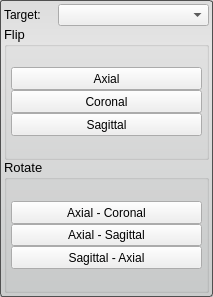
Before: the Qt Designer form src/Interface/ToolInterface/FlipToolInterface.ui in SCIInstitute/Seg3D, drawn with Qt 5.
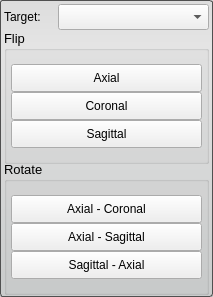
After: the same form once the commit is applied.

The edit to the form file:
```diff
--- a/src/Interface/ToolInterface/FlipToolInterface.ui
+++ b/src/Interface/ToolInterface/FlipToolInterface.ui
@@ -77,6 +77,12 @@
          <verstretch>0</verstretch>
         </sizepolicy>
        </property>
+       <property name="minimumSize">
+        <size>
+         <width>0</width>
+         <height>26</height>
+        </size>
+       </property>
        <property name="sizeAdjustPolicy">
         <enum>QComboBox::AdjustToMinimumContentsLength</enum>
        </property>
@@ -135,10 +141,16 @@
         </property>
         <item>
          <widget class="QPushButton" name="flipAxialButton">
+          <property name="minimumSize">
+           <size>
+            <width>0</width>
+            <height>28</height>
+           </size>
+          </property>
           <property name="maximumSize">
            <size>
             <width>16777215</width>
-            <height>23</height>
+            <height>28</height>
            </size>
           </property>
           <property name="toolTip">
@@ -151,10 +163,16 @@
         </item>
         <item>
          <widget class="QPushButton" name="flipCoronalButton">
+          <property name="minimumSize">
+           <size>
+            <width>0</width>
+            <height>28</height>
+           </size>
+          </property>
           <property name="maximumSize">
            <size>
             <width>16777215</width>
-            <height>23</height>
+            <height>28</height>
            </size>
           </property>
           <property name="toolTip">
@@ -167,10 +185,16 @@
         </item>
         <item>
          <widget class="QPushButton" name="flipSagittalButton">
+          <property name="minimumSize">
+           <size>
+            <width>0</width>
+            <height>28</height>
+           </size>
+          </property>
           <property name="maximumSize">
            <size>
             <width>16777215</width>
-            <height>23</height>
+            <height>28</height>
            </size>
           </property>
           <property name="toolTip">
@@ -234,10 +258,16 @@
         </property>
         <item>
          <widget class="QPushButton" name="rotateACButton">
+          <property name="minimumSize">
+           <size>
+            <width>0</width>
+            <height>28</height>
+           </size>
+          </property>
           <property name="maximumSize">
            <size>
             <width>16777215</width>
-            <height>23</height>
+            <height>28</height>
            </size>
           </property>
           <property name="toolTip">
@@ -250,6 +280,18 @@
         </item>
         <item>
          <widget class="QPushButton" name="rotateASButton">
+          <property name="minimumSize">
+           <size>
+            <width>0</width>
+            <height>28</height>
+           </size>
+          </property>
+          <property name="maximumSize">
+           <size>
+            <width>16777215</width>
+            <height>28</height>
+           </size>
+          </property>
           <property name="toolTip">
            <string>Rotate axial to sagittal</string>
           </property>
@@ -260,10 +302,16 @@
         </item>
         <item>
          <widget class="QPushButton" name="rotateSAButton">
+          <property name="minimumSize">
+           <size>
+            <width>0</width>
+            <height>28</height>
+           </size>
+          </property>
           <property name="maximumSize">
            <size>
             <width>16777215</width>
-            <height>23</height>
+            <height>28</height>
            </size>
           </property>
           <property name="toolTip">
```
